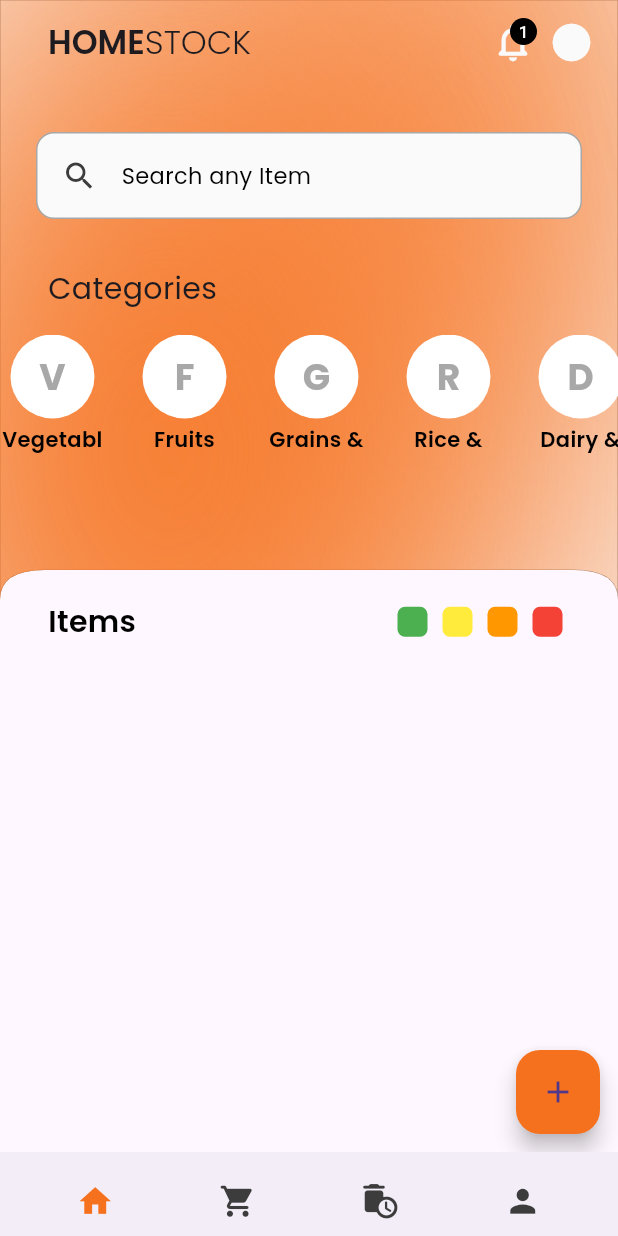
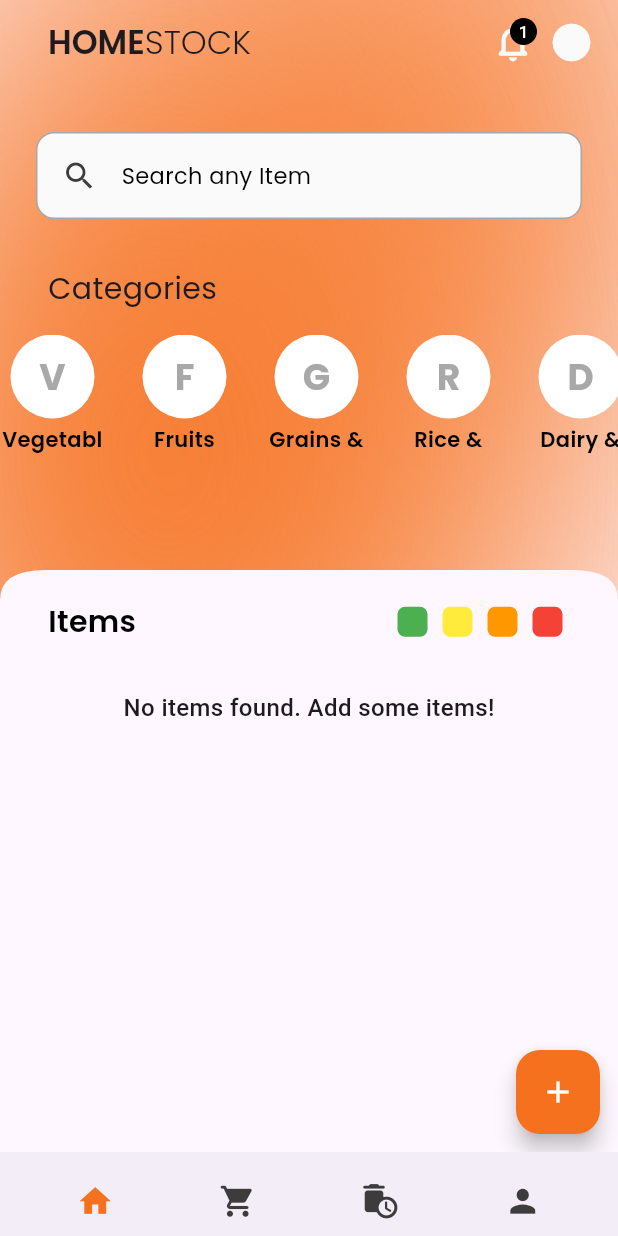
Before and after one commit to TanmayN22/HOMESTOCK, a Flutter app: the screen it shows after launch, on a phone screen of 412 x 824 dp. Run offline on Flutter 3.47's test engine with Material 3 defaults, Android fonts, the light colour scheme and no system bars; our stand-ins replace get, google_fonts, sqflite; accounts and stored records are empty.

Commit message:
home page 80% done

```diff
--- a/home_stock/lib/views/home_view.dart
+++ b/home_stock/lib/views/home_view.dart
@@ -5,6 +5,7 @@ import 'package:home_stock/widgets/custom_widgets/add_item_widget.dart';
 import 'package:home_stock/widgets/custom_widgets/body_header_section.dart';
 import 'package:home_stock/widgets/custom_widgets/home_appbar.dart';
 import 'package:home_stock/widgets/custom_widgets/home_category_section.dart';
+import 'package:home_stock/widgets/custom_widgets/items_list.dart';
 import 'package:home_stock/widgets/custom_widgets/search_container_widget.dart';
 import 'package:home_stock/utils/constants/categories.dart';
 
@@ -16,7 +17,15 @@ class HomePage extends StatefulWidget {
 }
 
 class _HomePageState extends State<HomePage> {
-  final List<Map<String, dynamic>> categories = CategoryConstants.categories.map((category) => {"name": category, "color": CategoryConstants.categoryColors}).toList();
+  final List<Map<String, dynamic>> categories = CategoryConstants.categories
+      .map((category) => {"name": category, "color": CategoryConstants.categoryColors})
+      .toList();
+
+  final GlobalKey<ListOfItemsState> _listKey = GlobalKey(); // Create a key for ListOfItems
+
+  void _refreshItems() {
+    _listKey.currentState?.loadItems(); // Call the function in ListOfItems
+  }
 
   @override
   Widget build(BuildContext context) {
@@ -24,36 +33,25 @@ class _HomePageState extends State<HomePage> {
       body: SingleChildScrollView(
         child: Column(
           children: [
-            // the custom orange design created
             PrimaryHeaderContainer(
               child: Column(
                 crossAxisAlignment: CrossAxisAlignment.center,
                 children: [
-                  // Custom app bar created
                   const HomeAppBar(),
                   const SizedBox(height: Sizes.spaceBtwSections),
-
-                  // Search bar
-                  const SearchContainer(
-                    text: 'Search any Item',
-                    icon: Icons.search,
-                  ),
+                  const SearchContainer(text: 'Search any Item', icon: Icons.search),
                   const SizedBox(height: Sizes.spaceBtwSections),
-
-                  // Categories
                   HomeCategorySection(categories: categories),
                 ],
               ),
             ),
-
-            // body
-            const ItemTitleAndExpirySection(
-              title: 'Items',
-            )
+            const ItemTitleAndExpirySection(title: 'Items'),
+            const SizedBox(height: 15),
+            ListOfItems(key: _listKey), // Assign key here
           ],
         ),
       ),
-      floatingActionButton: const AddItemButton(),
+      floatingActionButton: AddItemButton(onItemAdded: _refreshItems), // Pass function here
       floatingActionButtonLocation: FloatingActionButtonLocation.miniEndFloat,
     );
   }
--- a/home_stock/lib/widgets/custom_shapes/curved_edge_border.dart
+++ /dev/null
@@ -1,54 +0,0 @@
-import 'package:flutter/material.dart';
-
-class CurvedBorderShape extends ShapeBorder {
-  final double borderWidth;
-  final Color borderColor;
-
-  const CurvedBorderShape({
-    this.borderWidth = 0.75,
-    this.borderColor = Colors.grey,
-  });
-
-  @override
-  EdgeInsetsGeometry get dimensions => EdgeInsets.zero;
-
-  @override
-  Path getInnerPath(Rect rect, {TextDirection? textDirection}) {
-    return getOuterPath(rect, textDirection: textDirection);
-  }
-
-  @override
-  Path getOuterPath(Rect rect, {TextDirection? textDirection}) {
-    var path = Path();
-    path.lineTo(0, rect.height);
-
-    final firstCurve = Offset(0, rect.height - 20);
-    final lastCurve = Offset(30, rect.height - 20);
-    path.quadraticBezierTo(firstCurve.dx, firstCurve.dy, lastCurve.dx, lastCurve.dy);
-
-    final secondfirstCurve = Offset(0, rect.height - 20);
-    final secondlastCurve = Offset(rect.width - 30, rect.height - 20);
-    path.quadraticBezierTo(secondfirstCurve.dx, secondfirstCurve.dy, secondlastCurve.dx, secondlastCurve.dy);
-
-    final thirdfirstCurve = Offset(rect.width, rect.height - 20);
-    final thirdlastCurve = Offset(rect.width, rect.height);
-    path.quadraticBezierTo(thirdfirstCurve.dx, thirdfirstCurve.dy, thirdlastCurve.dx, thirdlastCurve.dy);
-
-    path.lineTo(rect.width, 0);
-    path.close();
-    return path;
-  }
-
-  @override
-  void paint(Canvas canvas, Rect rect, {TextDirection? textDirection}) {
-    final paint = Paint()
-      ..style = PaintingStyle.stroke
-      ..strokeWidth = borderWidth
-      ..color = borderColor;
-
-    canvas.drawPath(getOuterPath(rect, textDirection: textDirection), paint);
-  }
-
-  @override
-  ShapeBorder scale(double t) => this;
-}
--- a/home_stock/lib/widgets/custom_shapes/primary_header_container.dart
+++ b/home_stock/lib/widgets/custom_shapes/primary_header_container.dart
@@ -1,10 +1,8 @@
 import 'dart:ui';
-
 import 'package:flutter/material.dart';
 import 'package:home_stock/utils/themes/app_colors.dart';
 import 'package:home_stock/widgets/custom_widgets/curved_edges_widget.dart';
 import 'package:home_stock/widgets/custom_shapes/circular_shape.dart';
-import 'package:home_stock/widgets/custom_shapes/curved_edge_border.dart';
 
 // custom orange design created in the background with the curved clip
 class PrimaryHeaderContainer extends StatelessWidget {
@@ -20,10 +18,6 @@ class PrimaryHeaderContainer extends StatelessWidget {
     return CurvedEdgesWidget(
       child: Container(
         height: 400,
-        decoration: ShapeDecoration(
-          shape: const CurvedBorderShape(),
-          color: AppColors.whitecolor,
-        ),
         padding: const EdgeInsets.all(0),
         child: SizedBox(
           child: Stack(
--- a/home_stock/lib/widgets/custom_widgets/add_item_widget.dart
+++ b/home_stock/lib/widgets/custom_widgets/add_item_widget.dart
@@ -5,7 +5,9 @@ import 'package:home_stock/utils/themes/app_colors.dart';
 import 'package:home_stock/widgets/custom_shapes/bottom_sheet_add.dart';
 
 class AddItemButton extends StatefulWidget {
-  const AddItemButton({super.key});
+  const AddItemButton({super.key, required this.onItemAdded});
+
+   final VoidCallback onItemAdded;
 
   @override
   State<AddItemButton> createState() => _AddItemButtonState();
@@ -27,7 +29,7 @@ class _AddItemButtonState extends State<AddItemButton> {
 
     // Print detailed information for each item
     for (var item in allItems) {
-      debugPrint('Item: ${item.serialNumber}, Name: ${item.name}, Category: ${item.category}');
+      debugPrint('Item: ${item.serialNumber}, Name: ${item.name}, Category: ${item.category}, Quantity : ${item.quantity}');
     }
 
     debugPrint("Total items fetched: ${allItems.length}");
@@ -39,13 +41,16 @@ class _AddItemButtonState extends State<AddItemButton> {
     return FloatingActionButton(
       backgroundColor: AppColors.primaryColor,
       onPressed: () async {
-        await showModalBottomSheet(
+        final result = await showModalBottomSheet(
           context: context,
-          builder: (context) => const BottomSheetView(),
+          builder: (context) => const BottomSheetView(), // Your item-adding form
         );
-        _fetchItems();
+
+        if (result == true) {
+          widget.onItemAdded(); // Refresh items when a new item is added
+        }
       },
-      child: const Icon(Icons.add),
+      child: const Icon(Icons.add, color: Colors.white),
     );
   }
 }
```
Also changed, not shown: home_stock/lib/widgets/custom_widgets/items_list.dart (added, +194 -0 lines), home_stock/lib/widgets/custom_widgets/body_header_section.dart (line endings or trailing spaces).
